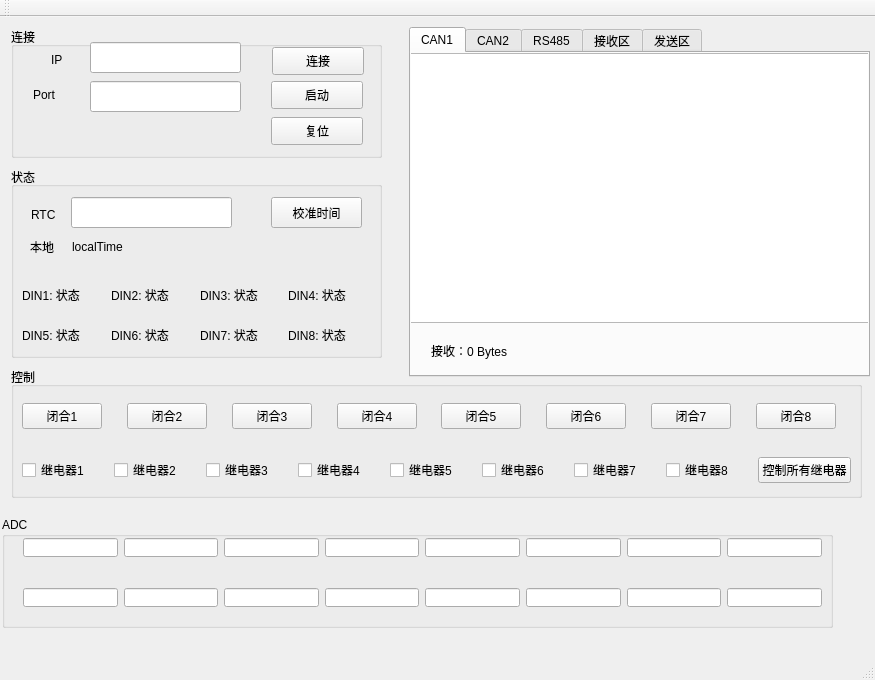
First picture: the form in mainwindow.ui, repository kingvei/Sample_Qt, before the edit.
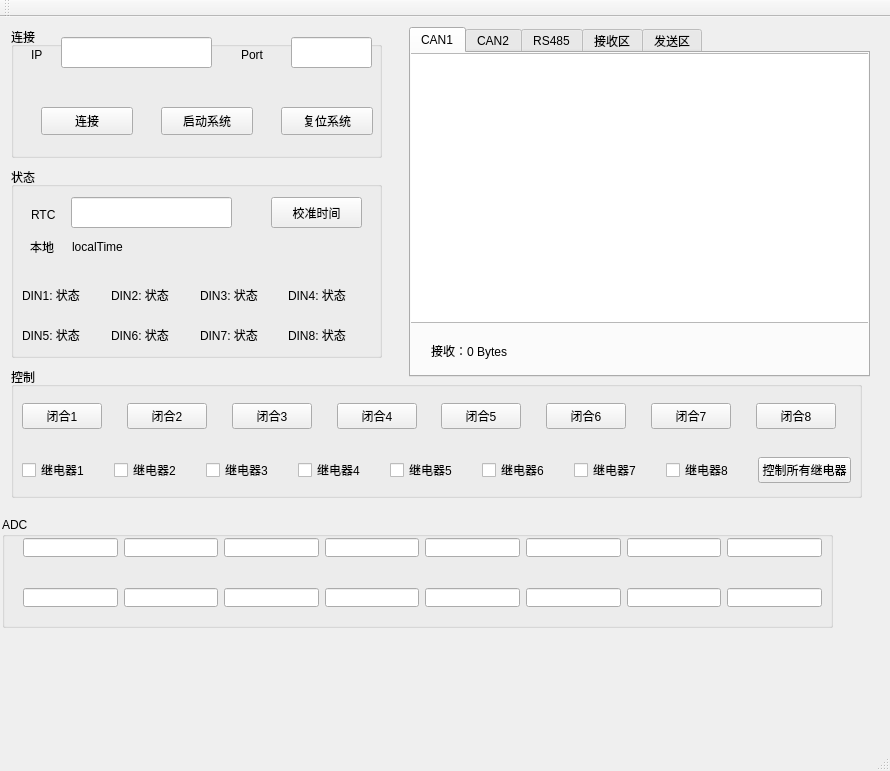
Second picture: the form after the edit.

Commit message: 1.修改CAN显示部分 2.修改启动和复位按钮的一些配置，如是否变为灰色等

```diff
--- a/mainwindow.ui
+++ b/mainwindow.ui
@@ -6,8 +6,8 @@
    <rect>
     <x>0</x>
     <y>0</y>
-    <width>875</width>
-    <height>680</height>
+    <width>890</width>
+    <height>771</height>
    </rect>
   </property>
   <property name="windowTitle">
@@ -20,26 +20,6 @@
    </size>
   </property>
   <widget class="QWidget" name="centralWidget">
-   <widget class="QLineEdit" name="srvIPLineEdit">
-    <property name="geometry">
-     <rect>
-      <x>90</x>
-      <y>25</y>
-      <width>151</width>
-      <height>31</height>
-     </rect>
-    </property>
-   </widget>
-   <widget class="QLineEdit" name="srvPortLineEdit">
-    <property name="geometry">
-     <rect>
-      <x>90</x>
-      <y>64</y>
-      <width>151</width>
-      <height>31</height>
-     </rect>
-    </property>
-   </widget>
    <widget class="QTabWidget" name="tabWidget">
     <property name="geometry">
      <rect>
@@ -221,8 +201,8 @@
     <widget class="QLabel" name="label">
      <property name="geometry">
       <rect>
-       <x>40</x>
-       <y>25</y>
+       <x>20</x>
+       <y>20</y>
        <width>21</width>
        <height>16</height>
       </rect>
@@ -234,8 +214,8 @@
     <widget class="QLabel" name="label_2">
      <property name="geometry">
       <rect>
-       <x>22</x>
-       <y>60</y>
+       <x>230</x>
+       <y>20</y>
        <width>41</width>
        <height>16</height>
       </rect>
@@ -247,34 +227,34 @@
     <widget class="QPushButton" name="resetSystemButton">
      <property name="geometry">
       <rect>
-       <x>260</x>
-       <y>90</y>
+       <x>270</x>
+       <y>80</y>
        <width>92</width>
        <height>28</height>
       </rect>
      </property>
      <property name="text">
-      <string>复位</string>
+      <string>复位系统</string>
      </property>
     </widget>
     <widget class="QPushButton" name="runSystemButton">
      <property name="geometry">
       <rect>
-       <x>260</x>
-       <y>54</y>
+       <x>150</x>
+       <y>80</y>
        <width>92</width>
        <height>28</height>
       </rect>
      </property>
      <property name="text">
-      <string>启动</string>
+      <string>启动系统</string>
      </property>
     </widget>
     <widget class="QPushButton" name="tcpEstablishButton">
      <property name="geometry">
       <rect>
-       <x>261</x>
-       <y>20</y>
+       <x>30</x>
+       <y>80</y>
        <width>92</width>
        <height>28</height>
       </rect>
@@ -283,6 +263,26 @@
       <string>连接</string>
      </property>
     </widget>
+    <widget class="QLineEdit" name="srvIPLineEdit">
+     <property name="geometry">
+      <rect>
+       <x>50</x>
+       <y>10</y>
+       <width>151</width>
+       <height>31</height>
+      </rect>
+     </property>
+    </widget>
+    <widget class="QLineEdit" name="srvPortLineEdit">
+     <property name="geometry">
+      <rect>
+       <x>280</x>
+       <y>10</y>
+       <width>81</width>
+       <height>31</height>
+      </rect>
+     </property>
+    </widget>
    </widget>
    <widget class="QGroupBox" name="groupBox_2">
     <property name="geometry">
```
Left out of the diff: 4 changed lines with no effect on the pictures. The commit also changes 4 other files.
